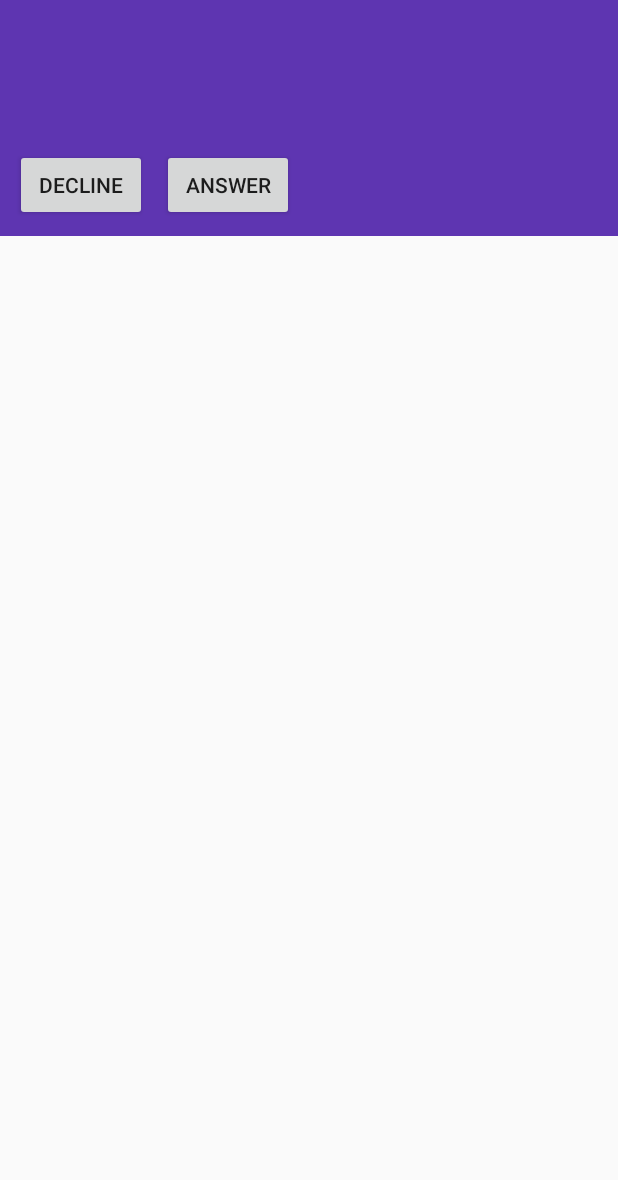
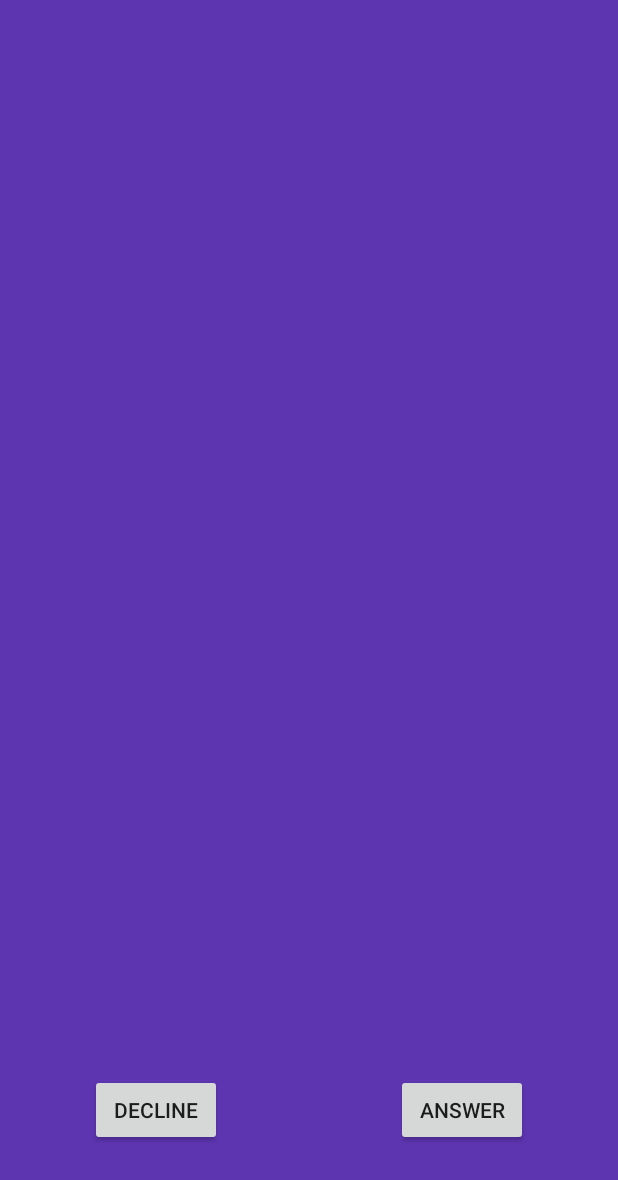
Before and after one commit to oisikurumeronpan/window-manager-sample, an Android app: the layout test_layer.xml on its own in the app's theme, with its tools: preview values and no code run, on a phone screen of 412 x 824 dp. Shown: the top 1180 px of the screen. Run offline under Robolectric (Android 15) with nearby library versions, the phone set to English and light mode, and no system bars.

Commit message:
[change] change layout to fullscreen

```diff
--- a/app/src/main/java/com/arstkn/wms/TestService.kt
+++ b/app/src/main/java/com/arstkn/wms/TestService.kt
@@ -63,8 +63,8 @@ class TestService : Service() {
         windowManager = applicationContext
             .getSystemService(Context.WINDOW_SERVICE) as WindowManager
         val params = WindowManager.LayoutParams(
-            WindowManager.LayoutParams.WRAP_CONTENT,
-            WindowManager.LayoutParams.WRAP_CONTENT,
+            WindowManager.LayoutParams.MATCH_PARENT,
+            WindowManager.LayoutParams.MATCH_PARENT,
             typeLayer, WindowManager.LayoutParams.FLAG_NOT_FOCUSABLE
                     or WindowManager.LayoutParams.FLAG_NOT_TOUCH_MODAL,
             PixelFormat.TRANSLUCENT
@@ -74,7 +74,6 @@ class TestService : Service() {
         params.gravity = Gravity.TOP or Gravity.START
         params.x = 0 * dpScale // 20dp
         params.y = 0 * dpScale // 80dp
-        params.width = resources.displayMetrics.widthPixels
 
         // レイアウトファイルからInfalteするViewを作成
         val nullParent: ViewGroup? = null
--- a/app/src/main/res/layout/test_layer.xml
+++ b/app/src/main/res/layout/test_layer.xml
@@ -10,9 +10,11 @@
         android:layout_alignParentStart="true"
         android:layout_alignParentTop="true"
         android:layout_alignParentEnd="true"
+        android:layout_alignParentBottom="true"
         android:layout_marginStart="0dp"
         android:layout_marginTop="0dp"
         android:layout_marginEnd="0dp"
+        android:layout_marginBottom="0dp"
         android:background="#5E35B1" />
 
     <Button
@@ -21,8 +23,8 @@
         android:layout_height="wrap_content"
         android:layout_alignBottom="@+id/view3"
         android:layout_alignParentStart="true"
-        android:layout_marginStart="10dp"
-        android:layout_marginBottom="10dp"
+        android:layout_marginStart="60dp"
+        android:layout_marginBottom="60dp"
         android:text="@string/decline" />
 
     <Button
@@ -30,8 +32,8 @@
         android:layout_width="wrap_content"
         android:layout_height="wrap_content"
         android:layout_alignBottom="@+id/view3"
-        android:layout_marginStart="10dp"
-        android:layout_marginBottom="10dp"
-        android:layout_toEndOf="@+id/decline"
+        android:layout_alignParentEnd="true"
+        android:layout_marginEnd="60dp"
+        android:layout_marginBottom="60dp"
         android:text="@string/answer" />
 </RelativeLayout>
```
